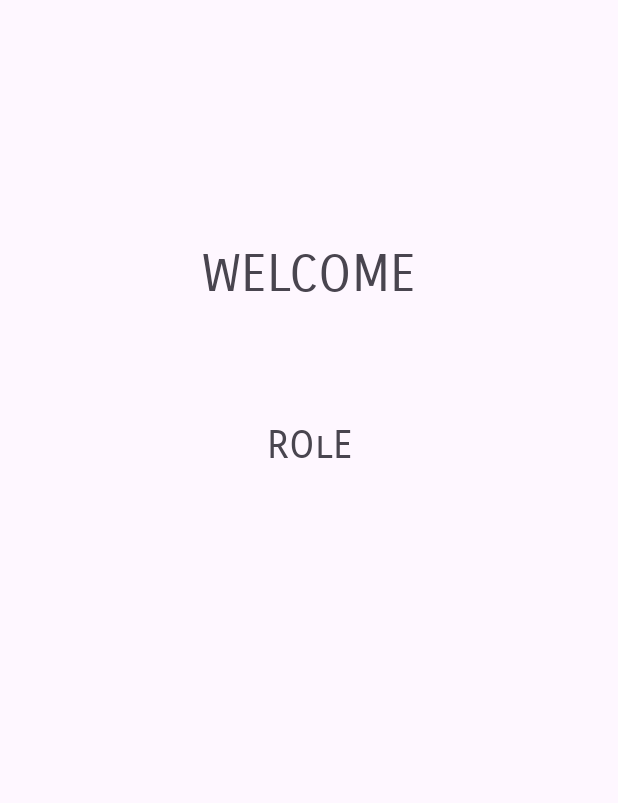
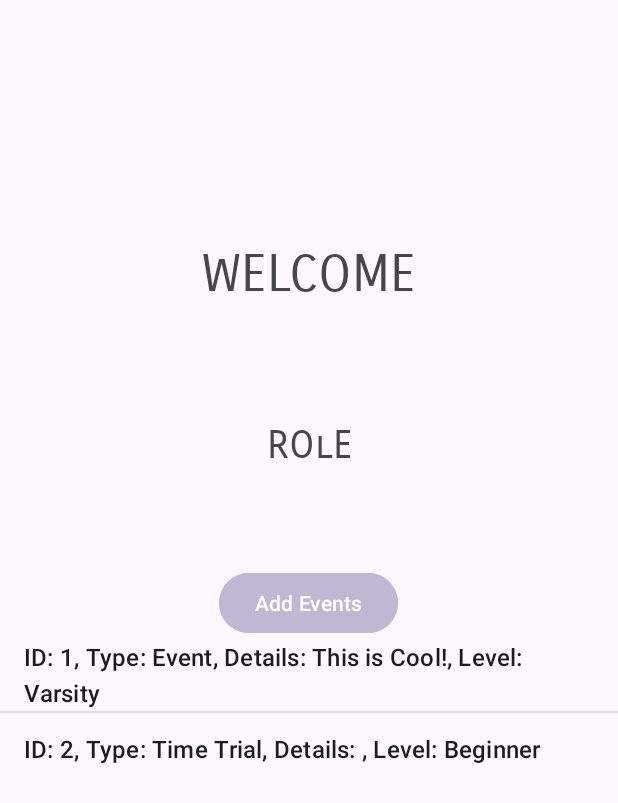
Before and after one commit to yasnakj/GCC_app, an Android app: the WelcomeActivity screen opened directly, with no data from a screen before it, on a phone screen of 412 x 824 dp. Shown: the top 803 px of the screen. Run offline under Robolectric (Android 15) with nearby library versions, the phone set to English and light mode, and no system bars; 1 statement that could not run was skipped.

Commit message:
Events
Events but the items dont match up correctly.

```diff
--- a/app/src/main/AndroidManifest.xml
+++ b/app/src/main/AndroidManifest.xml
@@ -27,6 +27,9 @@
         <activity
             android:name=".RegisterActivity"
             android:exported="false" />
+        <activity
+            android:name=".AddEventActivity"
+            android:exported="false" />
     </application>
 
 </manifest>
--- a/app/src/main/java/com/uottawa/gcc/DatabaseHelper.java
+++ b/app/src/main/java/com/uottawa/gcc/DatabaseHelper.java
@@ -12,13 +12,20 @@ public class DatabaseHelper extends SQLiteOpenHelper{
 
     // Table name
     public static final String TABLE_USERS = "users";
+    public static final String TABLE_EVENTS = "events";
 
-    // Column names
+    // Users column names
     public static final String COLUMN_ID = "id";
     public static final String COLUMN_USERNAME = "username";
     public static final String COLUMN_EMAIL = "email";
     public static final String COLUMN_PASSWORD = "password";
     public static final String COLUMN_ROLE = "role";
+
+    // Events column names
+    public static final String COLUMN_EVENT_ID = "event_id";
+    public static final String COLUMN_EVENT_TYPE = "event_type";
+    public static final String COLUMN_EVENT_DETAILS = "event_details";
+    public static final String COLUMN_LEVEL = "level";
 
     // Create table query
     private static final String CREATE_TABLE_USERS = "CREATE TABLE " + TABLE_USERS + "("
@@ -27,6 +34,12 @@ public class DatabaseHelper extends SQLiteOpenHelper{
             + COLUMN_EMAIL + " TEXT,"
             + COLUMN_PASSWORD + " TEXT NOT NULL,"
             + COLUMN_ROLE + " TEXT NOT NULL" + ")";
+    private static final String CREATE_TABLE_EVENTS = "CREATE TABLE " + TABLE_EVENTS + "("
+            + COLUMN_EVENT_ID + " INTEGER PRIMARY KEY AUTOINCREMENT,"
+            + COLUMN_EVENT_TYPE + " TEXT NOT NULL,"
+            + COLUMN_EVENT_DETAILS + " TEXT NOT NULL,"
+            + COLUMN_LEVEL + " TEXT NOT NULL" + ")";
+
 
     // As this is a subclass of the SQLiteOpenHelper, it follows the same properties which will
     // create a new database if there isnt one using the onCreate and if there is a database it will
@@ -38,6 +51,7 @@ public class DatabaseHelper extends SQLiteOpenHelper{
     @Override
     public void onCreate(SQLiteDatabase db) {
         db.execSQL(CREATE_TABLE_USERS);
+        db.execSQL(CREATE_TABLE_EVENTS);
 
         // Insert initial data
         insertInitialData(db);
@@ -49,7 +63,7 @@ public class DatabaseHelper extends SQLiteOpenHelper{
         ContentValues adminValues = new ContentValues();
         adminValues.put(COLUMN_USERNAME, "admin");
         adminValues.put(COLUMN_EMAIL, "admin@example.com");
-        adminValues.put(COLUMN_PASSWORD, "adminpass");
+        adminValues.put(COLUMN_PASSWORD, "admin");
         adminValues.put(COLUMN_ROLE, "administrator");
         db.insert(TABLE_USERS, null, adminValues);
 
@@ -68,12 +82,45 @@ public class DatabaseHelper extends SQLiteOpenHelper{
         userOrganizerValues.put(COLUMN_PASSWORD, "userorganizerpass");
         userOrganizerValues.put(COLUMN_ROLE, "organizer");
         db.insert(TABLE_USERS, null, userOrganizerValues);
+
+        ContentValues eventValues = new ContentValues();
+        eventValues.put(COLUMN_EVENT_TYPE, "Event");
+        eventValues.put(COLUMN_EVENT_DETAILS, "This is Cool!");
+        eventValues.put(COLUMN_LEVEL, "Varsity");
+        db.insert(TABLE_EVENTS, null, eventValues);
     }
 
     @Override
     public void onUpgrade(SQLiteDatabase db, int oldVersion, int newVersion) {
         // Drop older table if exists and create a new one
         db.execSQL("DROP TABLE IF EXISTS " + TABLE_USERS);
+        db.execSQL("DROP TABLE IF EXISTS " + TABLE_EVENTS);
         onCreate(db);
     }
+
+    // Method to add an event to the database
+    public long insertEvent(String eventType, String eventDetails, String level) {
+        SQLiteDatabase db = this.getWritableDatabase();
+        ContentValues values = new ContentValues();
+        values.put(COLUMN_EVENT_TYPE, eventType);
+        values.put(COLUMN_EVENT_DETAILS, eventDetails);
+        values.put(COLUMN_LEVEL, level);
+        return db.insert(TABLE_EVENTS, null, values);
+    }
+
+    // Method to edit an existing event in the database
+    public int updateEvent(int eventID, String eventType, String eventDetails, String level) {
+        SQLiteDatabase db = this.getWritableDatabase();
+        ContentValues values = new ContentValues();
+        values.put(COLUMN_EVENT_TYPE, eventType);
+        values.put(COLUMN_EVENT_DETAILS, eventDetails);
+        values.put(COLUMN_LEVEL, level);
+        return db.update(TABLE_EVENTS, values, COLUMN_EVENT_ID + " = ?", new String[] { String.valueOf(eventID) });
+    }
+
+    // Method to delete an event from the database
+    public int deleteEvent(int eventID) {
+        SQLiteDatabase db = this.getWritableDatabase();
+        return db.delete(TABLE_EVENTS, COLUMN_EVENT_ID + " = ?", new String[] { String.valueOf(eventID) });
+    }
 }
--- a/app/src/main/java/com/uottawa/gcc/MainActivity.java
+++ b/app/src/main/java/com/uottawa/gcc/MainActivity.java
@@ -28,7 +28,7 @@ public class MainActivity extends AppCompatActivity {
         // Delete the existing database
         // COMMENT OUT THE BELOW WHEN WORKING ON REGISTRATION OTHERWISE IT WILL GET DELETED AND
         // REVERT TO THE ADMIN AND USER ACCOUNT ONLY
-//        this.deleteDatabase(DatabaseHelper.DATABASE_NAME);
+        this.deleteDatabase(DatabaseHelper.DATABASE_NAME);
 
         dbHelper = new DatabaseHelper(this);  // Initialize DB Helper
 
--- a/app/src/main/java/com/uottawa/gcc/WelcomeActivity.java
+++ b/app/src/main/java/com/uottawa/gcc/WelcomeActivity.java
@@ -1,15 +1,27 @@
 package com.uottawa.gcc;
 
+import android.content.Intent;
 import android.database.Cursor;
 import android.database.sqlite.SQLiteDatabase;
 import android.os.Bundle;
+import android.util.Log;
+import android.view.View;
+import android.widget.ArrayAdapter;
+import android.widget.Button;
+import android.widget.ListView;
 import android.widget.TextView;
 import androidx.appcompat.app.AppCompatActivity;
+
+import java.util.ArrayList;
+import java.util.Arrays;
+import java.util.List;
 
 public class WelcomeActivity extends AppCompatActivity {
     private TextView welcomeTextView;
     private TextView roleTextView;
     private DatabaseHelper dbHelper;
+    private Button addEventsButton;
+
 
     @Override
     protected void onCreate(Bundle savedInstanceState) {
@@ -21,6 +33,8 @@ public class WelcomeActivity extends AppCompatActivity {
         // Initialize UI elements
         welcomeTextView = findViewById(R.id.welcomeTextView);
         roleTextView = findViewById(R.id.roleTextView);
+        addEventsButton = findViewById(R.id.addEventsButton);
+
 
         String username = getIntent().getStringExtra("username");
 
@@ -30,10 +44,57 @@ public class WelcomeActivity extends AppCompatActivity {
         if (user != null) {
             welcomeTextView.setText("Welcome " + user.getUsername() + "!");
             roleTextView.setText("You are logged in as a \"" + user.getRole() + "\".");
+
+            if ("administrator".equals(user.getRole())) {
+                addEventsButton.setVisibility(View.VISIBLE);
+                addEventsButton.setOnClickListener(new View.OnClickListener() {
+                    @Override
+                    public void onClick(View view) {
+                        // Navigate to AddEventActivity
+                        Intent intent = new Intent(WelcomeActivity.this, AddEventActivity.class);
+                        startActivity(intent);
+                    }
+                });
+            } else {
+                addEventsButton.setVisibility(View.GONE);
+            }
         }
+
+        populateEventsListView();
     }
 
-    private User getUserDetails(String username) {
+    private void populateEventsListView() {
+        List<String> eventDetailsList = new ArrayList<>();
+        SQLiteDatabase db = dbHelper.getReadableDatabase();
+        Cursor cursor = db.rawQuery("SELECT * FROM " + DatabaseHelper.TABLE_EVENTS, null);
+
+        if (cursor.moveToFirst()) {
+            String[] columnNames = cursor.getColumnNames();
+            Log.d("DEBUG", "Column names: " + Arrays.toString(columnNames));
+            do {
+                int columnIndexID = cursor.getColumnIndex(DatabaseHelper.COLUMN_EVENT_ID);
+                int id = cursor.getInt(columnIndexID);
+                int columnIndexType = cursor.getColumnIndex(DatabaseHelper.COLUMN_EVENT_TYPE);
+                String type = cursor.getString(columnIndexType);
+                int columnIndexDetails = cursor.getColumnIndex(DatabaseHelper.COLUMN_EVENT_DETAILS);
+                String details = cursor.getString(columnIndexDetails);
+                int columnIndexLevel = cursor.getColumnIndex(DatabaseHelper.COLUMN_LEVEL);
+                String level = cursor.getString(columnIndexLevel);
+
+                // Combine event details into a single string for display
+                String eventDetails = "ID: " + id + ", Type: " + type + ", Details: " + details + ", Level: " + level;
+                eventDetailsList.add(eventDetails);
+            } while (cursor.moveToNext());
+        }
+        cursor.close();
+
+        ArrayAdapter<String> adapter = new ArrayAdapter<>(this, android.R.layout.simple_list_item_1, eventDetailsList);
+        ListView listView = findViewById(R.id.eventsListView);
+        listView.setAdapter(adapter);
+    }
+
+
+    private User getUserDetails(String username){
         SQLiteDatabase db = dbHelper.getReadableDatabase();
         String[] projection = {
                 DatabaseHelper.COLUMN_ID,
@@ -46,7 +107,7 @@ public class WelcomeActivity extends AppCompatActivity {
         String[] selectionArgs = { username };
 
         Cursor cursor = db.query(DatabaseHelper.TABLE_USERS, projection, selection, selectionArgs, null, null, null);
-        if (cursor != null && cursor.moveToFirst()) {
+        if(cursor != null && cursor.moveToFirst()){
             // Reference for the following issue: "Cursor#getColumnIndex is annotated to return
             // value >= -1, and Cursor#getString requires an index >= 0. That means that the
             // argument could be a value outside of the allowed range (-1), which is why lint is
--- a/app/src/main/res/layout/activity_welcome.xml
+++ b/app/src/main/res/layout/activity_welcome.xml
@@ -34,6 +34,24 @@
             android:text="@string/role_title"
             android:textSize="26sp" />
 
+        <Space
+            android:layout_width="match_parent"
+            android:layout_height="40dp" />
+
+        <Button
+            android:id="@+id/addEventsButton"
+            android:layout_width="wrap_content"
+            android:layout_height="wrap_content"
+            android:layout_gravity="center"
+            android:backgroundTint="#C0B7D3"
+            android:text="@string/add_events_button_text" />
+
+        <ListView
+            android:id="@+id/eventsListView"
+            android:layout_width="match_parent"
+            android:layout_height="wrap_content" />
+
+
     </LinearLayout>
 
 </RelativeLayout>
```
Also changed, not shown: app/src/main/java/com/uottawa/gcc/AddEventActivity.java (added, +151 -0 lines), app/src/main/res/layout/activity_add_event.xml (added, +128 -0 lines), app/src/main/res/values/strings.xml (+28 -0 lines), 1 other file.
